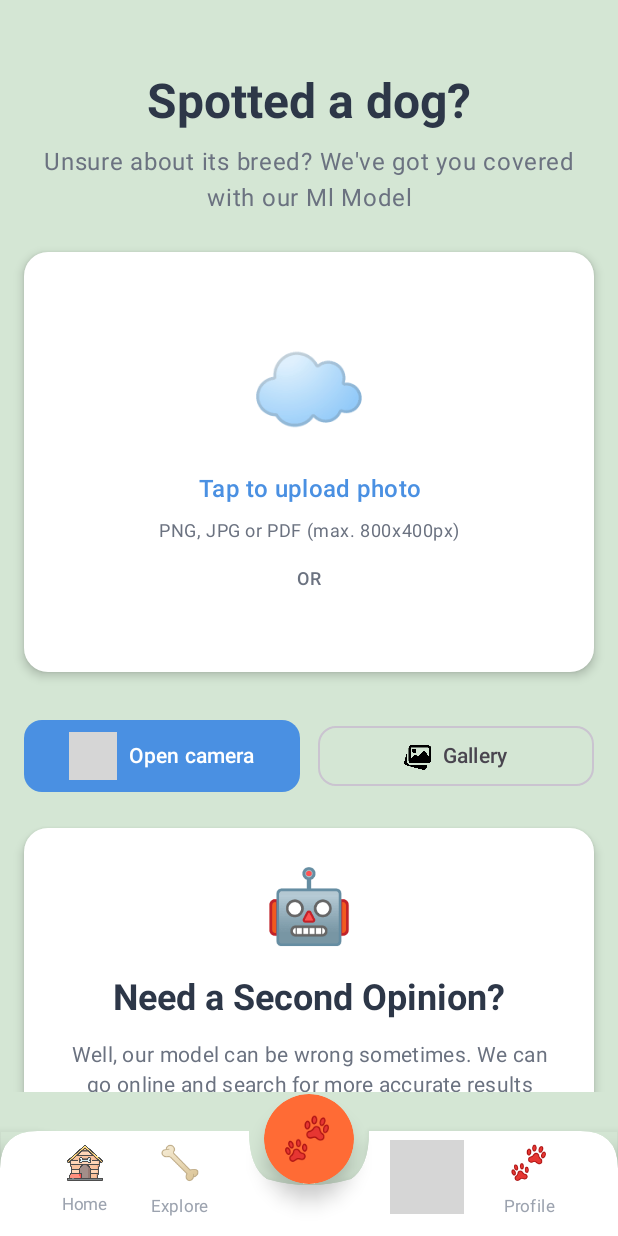
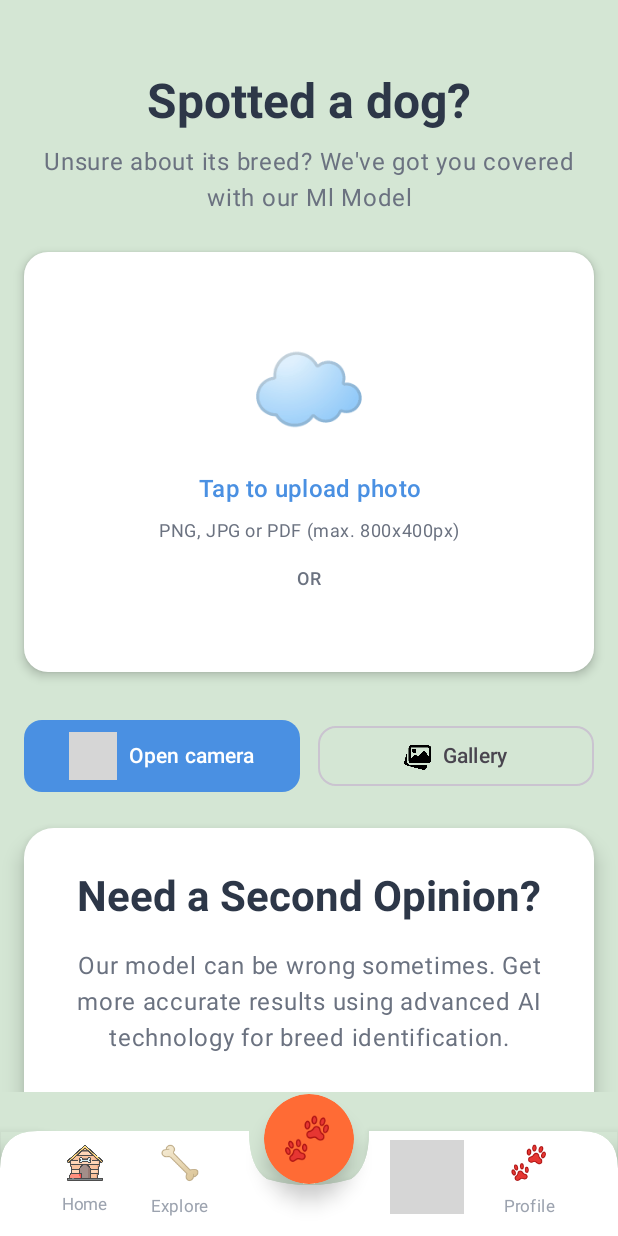
Before and after one commit to gurnxxrpannu/Breedify, an Android app built with Jetpack Compose: the @Preview function DogBreedIdentificationScreenPreview, on a phone screen of 412 x 824 dp. Run offline under Robolectric (Android 15) with nearby library versions, the phone set to English and light mode, and no system bars; grey boxes are pictures that could not be loaded.

Commit message:
made chanegs to camera screen

```diff
--- a/app/src/main/java/com/example/breedify/screens/cameraScreen/CameraScreen.kt
+++ b/app/src/main/java/com/example/breedify/screens/cameraScreen/CameraScreen.kt
@@ -482,57 +482,49 @@ fun DogBreedIdentificationScreen(
             // Gemini AI Section
             Card(
                 modifier = Modifier.fillMaxWidth(),
-                shape = RoundedCornerShape(16.dp),
+                shape = RoundedCornerShape(20.dp),
                 colors = CardDefaults.cardColors(
                     containerColor = BreedifyColors.CardBackground
                 ),
-                elevation = CardDefaults.cardElevation(defaultElevation = 4.dp)
+                elevation = CardDefaults.cardElevation(defaultElevation = 8.dp)
             ) {
                 Column(
                     modifier = Modifier
                         .fillMaxWidth()
-                        .padding(24.dp),
+                        .padding(28.dp),
                     horizontalAlignment = Alignment.CenterHorizontally
                 ) {
                     Text(
-                        text = "🤖",
-                        fontSize = 48.sp,
+                        text = "Need a Second Opinion?",
+                        style = MaterialTheme.typography.headlineMedium,
+                        color = BreedifyColors.TextPrimary,
+                        fontWeight = FontWeight.Bold,
+                        textAlign = TextAlign.Center,
                         modifier = Modifier.padding(bottom = 16.dp)
                     )
 
                     Text(
-                        text = "Need a Second Opinion?",
-                        style = MaterialTheme.typography.headlineSmall,
-                        color = BreedifyColors.TextPrimary,
-                        fontWeight = FontWeight.Bold,
-                        textAlign = TextAlign.Center
-                    )
-
-                    Spacer(modifier = Modifier.height(12.dp))
-
-                    Text(
-                        text = "Well, our model can be wrong sometimes. We can go online and search for more accurate results using advanced AI.",
-                        style = MaterialTheme.typography.bodyMedium,
+                        text = "Our model can be wrong sometimes. Get more accurate results using advanced AI technology for breed identification.",
+                        style = MaterialTheme.typography.bodyLarge,
                         color = BreedifyColors.TextSecondary,
                         textAlign = TextAlign.Center,
-                        lineHeight = 20.sp
+                        lineHeight = 24.sp,
+                        modifier = Modifier.padding(bottom = 24.dp)
                     )
-
-                    Spacer(modifier = Modifier.height(20.dp))
 
                     Button(
                         onClick = { /* TODO: Implement Gemini functionality */ },
                         modifier = Modifier.fillMaxWidth(),
-                        shape = RoundedCornerShape(12.dp),
+                        shape = RoundedCornerShape(16.dp),
                         colors = ButtonDefaults.buttonColors(
-                            containerColor = BreedifyColors.Secondary
+                            containerColor = BreedifyColors.Primary
                         )
                     ) {
                         Text(
-                            text = "🔍 Check Breed with Gemini",
+                            text = "Check Breed with Gemini",
                             style = MaterialTheme.typography.titleMedium,
                             fontWeight = FontWeight.SemiBold,
-                            modifier = Modifier.padding(vertical = 4.dp)
+                            modifier = Modifier.padding(vertical = 8.dp)
                         )
                     }
                 }
```
